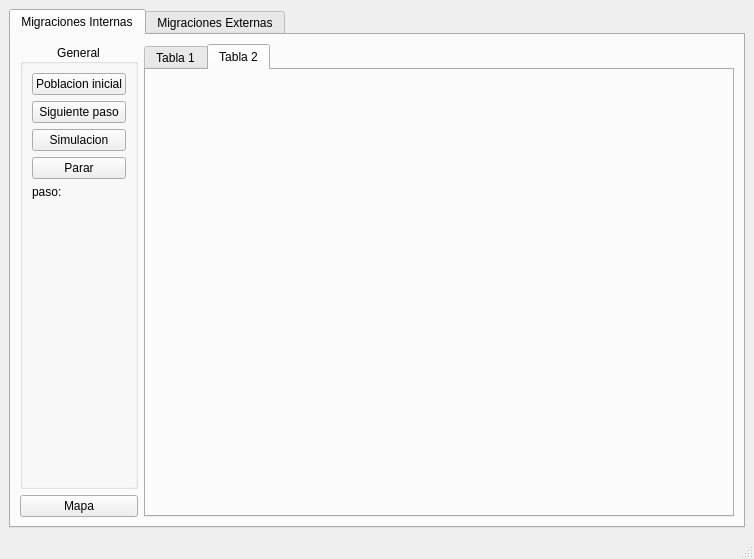
This is UI/simulation_widget.ui in mario462/migrations-simulator as Qt 5 draws it before an edit. The edited form follows.
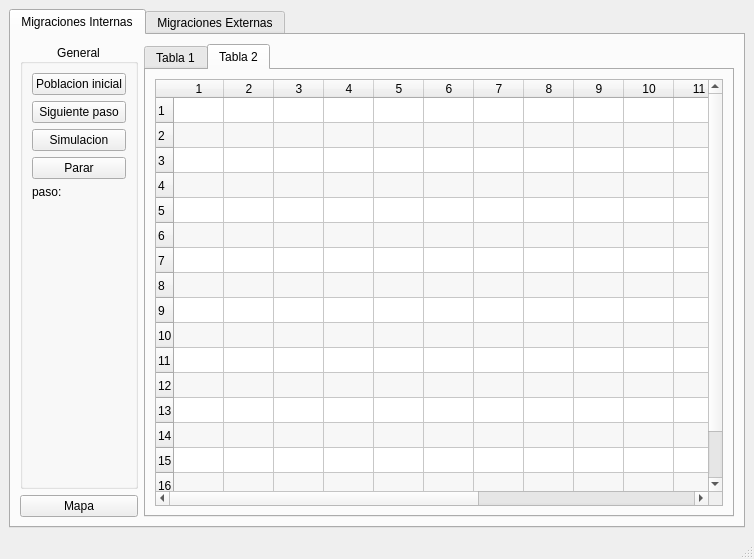
This is the edited form. The open tabs and pages were chosen to show the change.

What changed in the file:
```diff
--- a/UI/simulation_widget.ui
+++ b/UI/simulation_widget.ui
@@ -92,6 +92,70 @@
            <attribute name="title">
             <string>Tabla 2</string>
            </attribute>
+           <layout class="QVBoxLayout" name="verticalLayout_4">
+            <item>
+             <widget class="QTableWidget" name="tableWidget2">
+              <property name="alternatingRowColors">
+               <bool>true</bool>
+              </property>
+              <property name="cornerButtonEnabled">
+               <bool>false</bool>
+              </property>
+              <property name="rowCount">
+               <number>17</number>
+              </property>
+              <property name="columnCount">
+               <number>17</number>
+              </property>
+              <attribute name="horizontalHeaderCascadingSectionResizes">
+               <bool>false</bool>
+              </attribute>
+              <attribute name="horizontalHeaderDefaultSectionSize">
+               <number>50</number>
+              </attribute>
+              <attribute name="horizontalHeaderStretchLastSection">
+               <bool>false</bool>
+              </attribute>
+              <attribute name="verticalHeaderDefaultSectionSize">
+               <number>25</number>
+              </attribute>
+              <row/>
+              <row/>
+              <row/>
+              <row/>
+              <row/>
+              <row/>
+              <row/>
+              <row/>
+              <row/>
+              <row/>
+              <row/>
+              <row/>
+              <row/>
+              <row/>
+              <row/>
+              <row/>
+              <row/>
+              <column/>
+              <column/>
+              <column/>
+              <column/>
+              <column/>
+              <column/>
+              <column/>
+              <column/>
+              <column/>
+              <column/>
+              <column/>
+              <column/>
+              <column/>
+              <column/>
+              <column/>
+              <column/>
+              <column/>
+             </widget>
+            </item>
+           </layout>
           </widget>
          </widget>
         </item>
```
Left out of the diff: 20 changed lines with no effect on the pictures.
